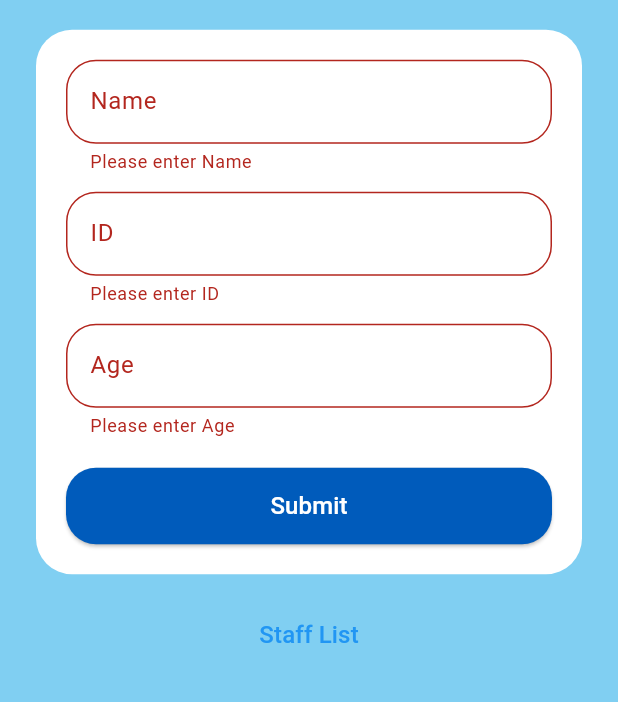
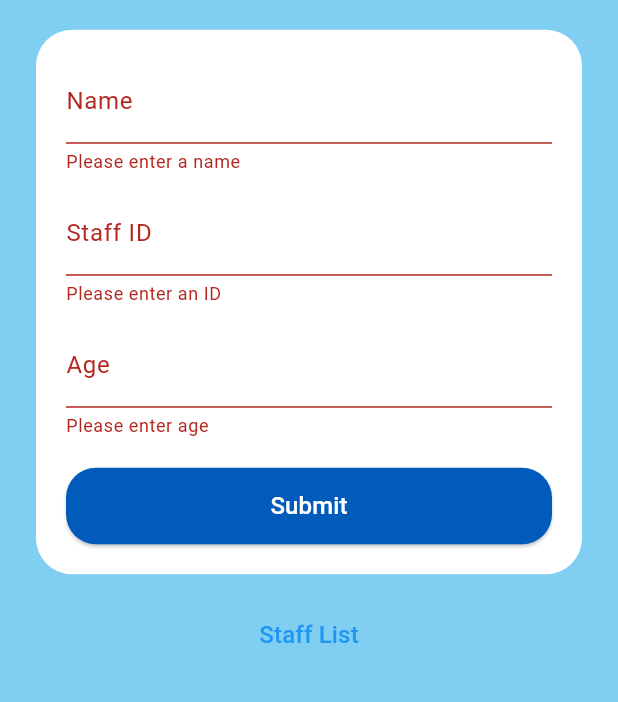
Before and after one commit to Akmar-Azmi/Lab_Test, a Flutter app: the screen it shows after launch, after a tap on "Submit", on a phone screen of 412 x 824 dp, the part 373-1075 px from its top. Run offline on Flutter 3.47's test engine with Material 3 defaults, Android fonts, the phone set to English and light mode, and no system bars; our stand-ins replace cloud_firestore, firebase_core; accounts and stored records are empty.

Commit message:
4th commit
add validation input

```diff
--- a/lib/staff_creation_page.dart
+++ b/lib/staff_creation_page.dart
@@ -58,7 +58,7 @@ class _StaffCreationPageState extends State<StaffCreationPage> {
           child: Column(
             mainAxisAlignment: MainAxisAlignment.center,
             children: [
-              Image.asset('assets/staff_logo.png', height: 120), // <- Add your image in assets
+              Image.asset('assets/staff_logo.png', height: 120),
               const SizedBox(height: 20),
               Container(
                 padding: const EdgeInsets.all(20),
@@ -70,11 +70,38 @@ class _StaffCreationPageState extends State<StaffCreationPage> {
                   key: _formKey,
                   child: Column(
                     children: [
-                      buildField("Name", nameController),
+                      TextFormField(
+                        controller: nameController,
+                        decoration: const InputDecoration(labelText: 'Name'),
+                        validator: (value) {
+                          if (value == null || value.trim().isEmpty) return 'Please enter a name';
+                          if (value.trim().length > 10) return 'Name cannot exceed 10 characters';
+                          return null;
+                        },
+                      ),
                       const SizedBox(height: 12),
-                      buildField("ID", idController),
+                      TextFormField(
+                        controller: idController,
+                        decoration: const InputDecoration(labelText: 'Staff ID'),
+                        validator: (value) {
+                          if (value == null || value.trim().isEmpty) return 'Please enter an ID';
+                          if (value.trim().length > 6) return 'ID cannot exceed 6 characters';
+                          return null;
+                        },
+                      ),
                       const SizedBox(height: 12),
-                      buildField("Age", ageController, isNumber: true),
+                      TextFormField(
+                        controller: ageController,
+                        decoration: const InputDecoration(labelText: 'Age'),
+                        keyboardType: TextInputType.number,
+                        validator: (value) {
+                          if (value == null || value.trim().isEmpty) return 'Please enter age';
+                          final age = int.tryParse(value.trim());
+                          if (age == null) return 'Age must be a number';
+                          if (age < 18 || age > 55) return 'Age must be between 18 and 55';
+                          return null;
+                        },
+                      ),
                       const SizedBox(height: 20),
                       SizedBox(
                         width: double.infinity,
@@ -111,27 +138,4 @@ class _StaffCreationPageState extends State<StaffCreationPage> {
       ),
     );
   }
-
-  Widget buildField(String label, TextEditingController controller, {bool isNumber = false}) {
-    return TextFormField(
-      controller: controller,
-      keyboardType: isNumber ? TextInputType.number : TextInputType.text,
-      validator: (value) {
-        if (value == null || value.isEmpty) return 'Please enter $label';
-        if (label == "Age") {
-          final age = int.tryParse(value);
-          if (age == null || age < 18 || age > 100) return 'Age must be between 18–100';
-        } else if (value.length < 3) {
-          return '$label must be at least 3 characters';
-        }
-        return null;
-      },
-      decoration: InputDecoration(
-        labelText: label,
-        border: OutlineInputBorder(borderRadius: BorderRadius.circular(20)),
-        fillColor: Colors.white,
-        filled: true,
-      ),
-    );
-  }
 }
```
